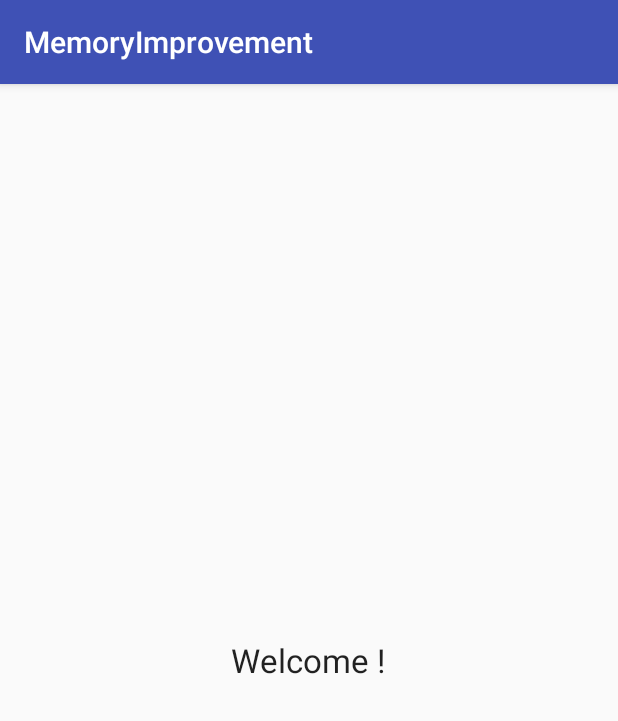
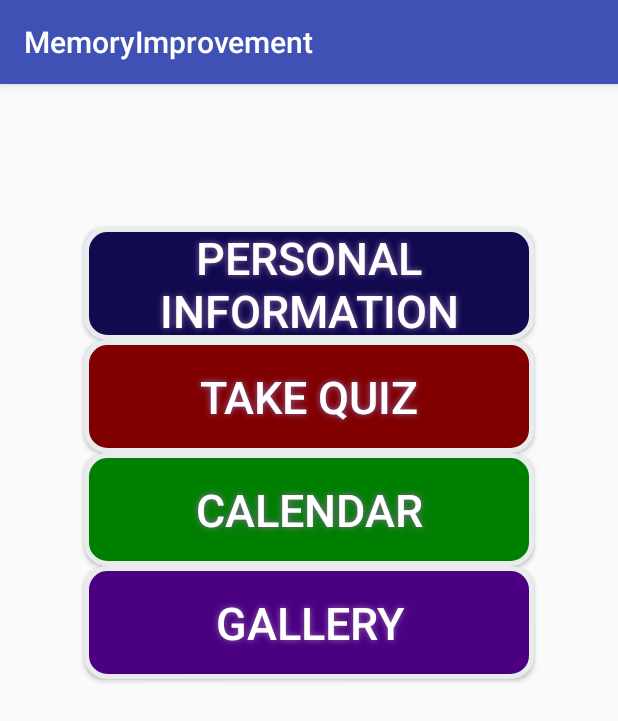
Before and after one commit to aditya-wate/Memory-Improvement, an Android app: the HomeScreenActivity screen opened directly, with no data from a screen before it, on a phone screen of 412 x 824 dp. Shown: the top 721 px of the screen. Run offline under Robolectric (Android 15) with nearby library versions, the phone set to English and light mode, and no system bars.

Commit message:
added new buttons

```diff
--- a/front-end/MemoryImprovement/app/build.gradle
+++ b/front-end/MemoryImprovement/app/build.gradle
@@ -25,4 +25,5 @@ dependencies {
     testCompile 'org.mockito:mockito-all:1.10.19'
     compile 'com.android.support:appcompat-v7:23.2.1'
     compile 'com.android.support:design:23.2.1'
+    compile 'com.beardedhen:androidbootstrap:2.1.0'
 }
--- /dev/null
+++ b/front-end/MemoryImprovement/app/src/main/res/drawable/buttonshape.xml
@@ -0,0 +1,23 @@
+<?xml version="1.0" encoding="utf-8"?>
+<shape xmlns:android="http://schemas.android.com/apk/res/android" android:shape="rectangle" >
+<corners
+    android:radius="14dp"
+    />
+<solid
+    android:color="#110A4F"
+    />
+<padding
+    android:left="0dp"
+    android:top="0dp"
+    android:right="0dp"
+    android:bottom="0dp"
+    />
+<size
+    android:width="270dp"
+    android:height="60dp"
+    />
+<stroke
+    android:width="3dp"
+    android:color="#E8ECED"
+    />
+</shape>
--- /dev/null
+++ b/front-end/MemoryImprovement/app/src/main/res/drawable/buttonshape2.xml
@@ -0,0 +1,23 @@
+<?xml version="1.0" encoding="utf-8"?>
+<shape xmlns:android="http://schemas.android.com/apk/res/android" android:shape="rectangle" >
+    <corners
+        android:radius="14dp"
+        />
+    <solid
+        android:color="#800000"
+        />
+    <padding
+        android:left="0dp"
+        android:top="0dp"
+        android:right="0dp"
+        android:bottom="0dp"
+        />
+    <size
+        android:width="270dp"
+        android:height="60dp"
+        />
+    <stroke
+        android:width="3dp"
+        android:color="#E8ECED"
+        />
+</shape>
--- /dev/null
+++ b/front-end/MemoryImprovement/app/src/main/res/drawable/buttonshape3.xml
@@ -0,0 +1,23 @@
+<?xml version="1.0" encoding="utf-8"?>
+<shape xmlns:android="http://schemas.android.com/apk/res/android" android:shape="rectangle" >
+    <corners
+        android:radius="14dp"
+        />
+    <solid
+        android:color="#008000"
+        />
+    <padding
+        android:left="0dp"
+        android:top="0dp"
+        android:right="0dp"
+        android:bottom="0dp"
+        />
+    <size
+        android:width="270dp"
+        android:height="60dp"
+        />
+    <stroke
+        android:width="3dp"
+        android:color="#E8ECED"
+        />
+</shape>
--- /dev/null
+++ b/front-end/MemoryImprovement/app/src/main/res/drawable/buttonshape4.xml
@@ -0,0 +1,23 @@
+<?xml version="1.0" encoding="utf-8"?>
+<shape xmlns:android="http://schemas.android.com/apk/res/android" android:shape="rectangle" >
+    <corners
+        android:radius="14dp"
+        />
+    <solid
+        android:color="#4B0082"
+        />
+    <padding
+        android:left="0dp"
+        android:top="0dp"
+        android:right="0dp"
+        android:bottom="0dp"
+        />
+    <size
+        android:width="270dp"
+        android:height="60dp"
+        />
+    <stroke
+        android:width="3dp"
+        android:color="#E8ECED"
+        />
+</shape>
--- a/front-end/MemoryImprovement/app/src/main/res/layout/activity_home_screen.xml
+++ b/front-end/MemoryImprovement/app/src/main/res/layout/activity_home_screen.xml
@@ -9,12 +9,65 @@
     android:paddingTop="@dimen/activity_vertical_margin"
     tools:context="com.msd.frontend.mimprove.HomeScreenActivity">
 
-    <TextView
-        android:layout_width="wrap_content"
-        android:layout_height="wrap_content"
-        android:textAppearance="?android:attr/textAppearanceLarge"
-        android:text="@string/welcome"
-        android:id="@+id/textView2"
-        android:layout_centerVertical="true"
-        android:layout_centerHorizontal="true" />
+    <Button
+        android:id="@+id/angry_btn"
+        android:text="Personal Information"
+        android:textColor="#FFFFFF"
+        android:textSize="30sp"
+        android:layout_width="300dp"
+        android:layout_height="75dp"
+        android:background="@drawable/buttonshape"
+        android:shadowColor="#9168A8"
+        android:shadowDx="0"
+        android:shadowDy="0"
+        android:shadowRadius="5"
+
+        android:layout_centerHorizontal="true"
+        android:layout_marginTop="79dp" />
+    <Button
+        android:id="@+id/angry_bt"
+        android:text="Take Quiz"
+        android:textColor="#FFFFFF"
+        android:textSize="30sp"
+        android:layout_width="300dp"
+        android:layout_height="75dp"
+        android:background="@drawable/buttonshape2"
+        android:shadowColor="#9168A8"
+        android:shadowDx="0"
+        android:shadowDy="0"
+        android:shadowRadius="5"
+        android:layout_below="@+id/angry_btn"
+        android:layout_alignLeft="@+id/angry_btn"
+        android:layout_alignStart="@+id/angry_btn" />
+    <Button
+        android:id="@+id/angry_b"
+        android:text="Calendar"
+        android:textColor="#FFFFFF"
+        android:textSize="30sp"
+        android:layout_width="300dp"
+        android:layout_height="75dp"
+        android:background="@drawable/buttonshape3"
+        android:shadowColor="#9168A8"
+        android:shadowDx="0"
+        android:shadowDy="0"
+        android:shadowRadius="5"
+        android:layout_below="@+id/angry_bt"
+        android:layout_alignLeft="@+id/angry_bt"
+        android:layout_alignStart="@+id/angry_bt" />
+    <Button
+        android:id="@+id/angryb"
+        android:text="Gallery"
+        android:textColor="#FFFFFF"
+        android:textSize="30sp"
+        android:layout_width="300dp"
+        android:layout_height="75dp"
+        android:background="@drawable/buttonshape4"
+        android:shadowColor="#9168A8"
+        android:shadowDx="0"
+        android:shadowDy="0"
+        android:shadowRadius="5"
+        android:layout_below="@+id/angry_b"
+        android:layout_centerHorizontal="true"
+        android:onClick="OpenGallery"/>
+
 </RelativeLayout>
```
Also changed, not shown: front-end/MemoryImprovement/app/src/main/AndroidManifest.xml (+17 -4 lines), front-end/MemoryImprovement/app/src/main/java/com/msd/frontend/mimprove/GridViewAdapter.java (added, +55 -0 lines), front-end/MemoryImprovement/app/src/main/java/com/msd/frontend/mimprove/HomeScreen.java (+8 -1 lines), front-end/MemoryImprovement/app/src/main/java/com/msd/frontend/mimprove/ImageItem.java (added, +30 -0 lines), front-end/MemoryImprovement/app/src/main/java/com/msd/frontend/mimprove/ViewPhotos.java (added, +76 -0 lines), front-end/MemoryImprovement/app/src/main/res/layout/activity_activity_home_screen.xml (+5 -2 lines), front-end/MemoryImprovement/app/src/main/res/layout/activity_view_photos.xml (added, +26 -0 lines), front-end/MemoryImprovement/app/src/main/res/layout/grid_item_layout.xml (added, +23 -0 lines).
